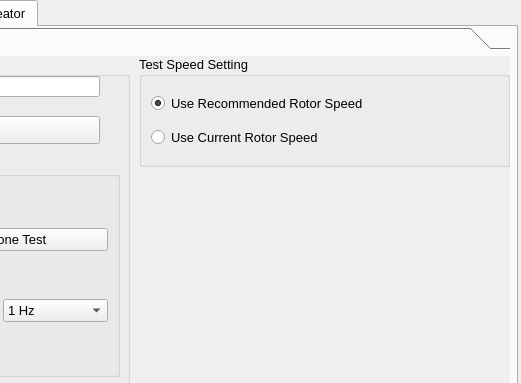
The window that UXG/mainwindow.ui (jonk4m/UXG) describes before a commit, drawn with Qt 5; both pictures show x 553 to 1074 and y 0 to 383 of the 1074 by 974 pixel window.
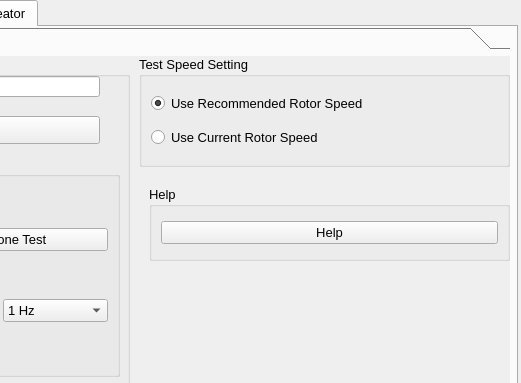
The same window after the commit. The open tabs and pages were chosen to show the change.

Commit message: Readded Help button

The edit to the form file:
```diff
--- a/UXG/mainwindow.ui
+++ b/UXG/mainwindow.ui
@@ -5725,8 +5725,8 @@
         <rect>
          <x>0</x>
          <y>0</y>
-         <width>100</width>
-         <height>30</height>
+         <width>1051</width>
+         <height>539</height>
         </rect>
        </property>
        <attribute name="label">
@@ -6087,6 +6087,28 @@
          </item>
         </layout>
        </widget>
+       <widget class="QGroupBox" name="groupBox_6">
+        <property name="geometry">
+         <rect>
+          <x>690</x>
+          <y>130</y>
+          <width>361</width>
+          <height>75</height>
+         </rect>
+        </property>
+        <property name="title">
+         <string>Help</string>
+        </property>
+        <layout class="QVBoxLayout" name="verticalLayout_2">
+         <item>
+          <widget class="QPushButton" name="testOptionsHelpButton">
+           <property name="text">
+            <string>Help</string>
+           </property>
+          </widget>
+         </item>
+        </layout>
+       </widget>
       </widget>
       <widget class="QWidget" name="page_2">
        <property name="geometry">
```
Left out of the diff: 4 changed lines with no effect on the pictures. The commit also changes 1 other file.
